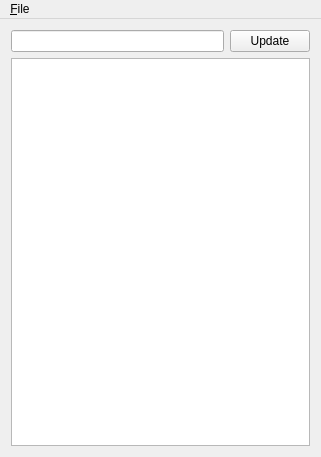
Qt form mainwindow.ui (brik/facebrick) before a commit.
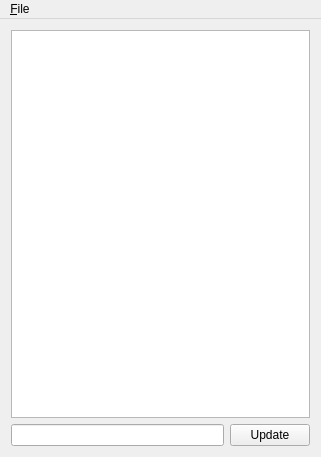
The same form after that commit.

Commit message: UI adjustments to put post entry at the bottom.

```diff
--- a/mainwindow.ui
+++ b/mainwindow.ui
@@ -15,30 +15,6 @@
   </property>
   <widget class="QWidget" name="centralWidget">
    <layout class="QVBoxLayout" name="verticalLayout">
-    <item>
-     <layout class="QHBoxLayout" name="horizontalLayout_2">
-      <property name="topMargin">
-       <number>0</number>
-      </property>
-      <property name="bottomMargin">
-       <number>0</number>
-      </property>
-      <item>
-       <widget class="QLineEdit" name="statusText">
-        <property name="inputMethodHints">
-         <set>Qt::ImhNoAutoUppercase</set>
-        </property>
-       </widget>
-      </item>
-      <item>
-       <widget class="QPushButton" name="updateStatusButton">
-        <property name="text">
-         <string>Update</string>
-        </property>
-       </widget>
-      </item>
-     </layout>
-    </item>
     <item>
      <widget class="QListView" name="postsListView">
       <property name="sizePolicy">
@@ -55,6 +31,30 @@
       </property>
      </widget>
     </item>
+    <item>
+     <layout class="QHBoxLayout" name="horizontalLayout_2">
+      <property name="topMargin">
+       <number>0</number>
+      </property>
+      <property name="bottomMargin">
+       <number>0</number>
+      </property>
+      <item>
+       <widget class="QLineEdit" name="statusText">
+        <property name="inputMethodHints">
+         <set>Qt::ImhNoAutoUppercase</set>
+        </property>
+       </widget>
+      </item>
+      <item>
+       <widget class="QPushButton" name="updateStatusButton">
+        <property name="text">
+         <string>Update</string>
+        </property>
+       </widget>
+      </item>
+     </layout>
+    </item>
    </layout>
   </widget>
   <widget class="QMenuBar" name="menuBar">
```
The commit also changes 1 other file.
